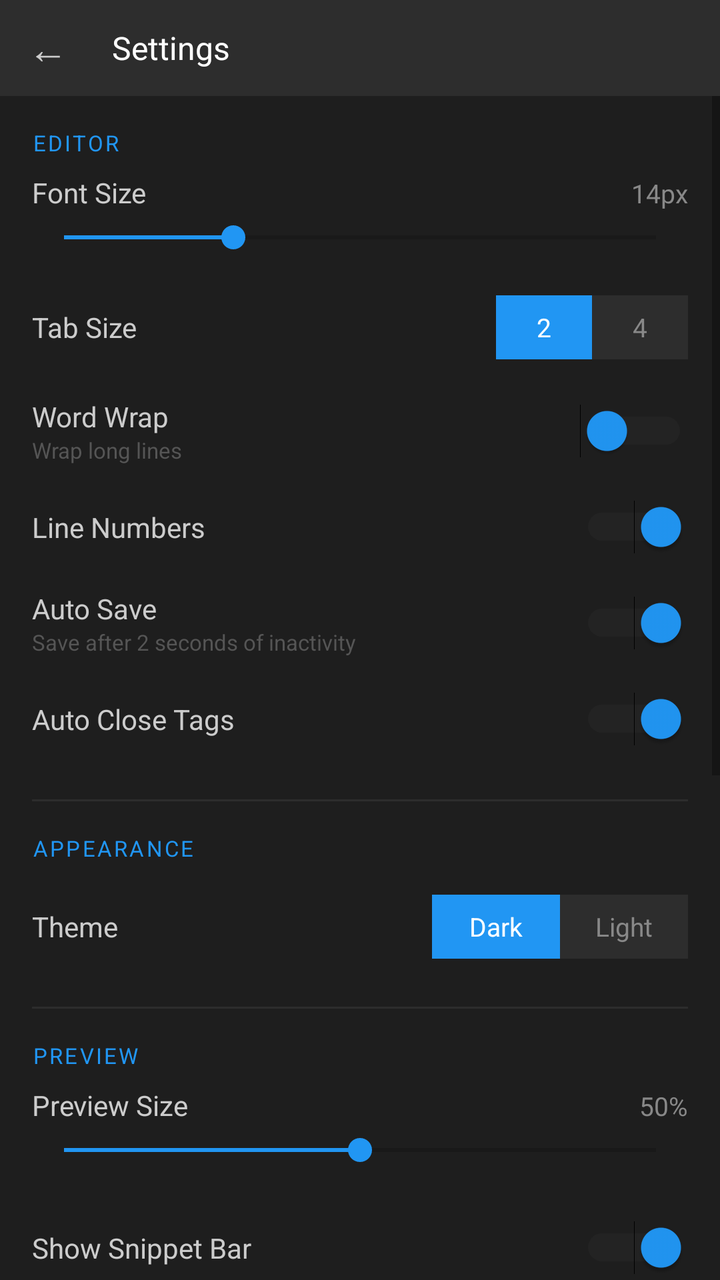
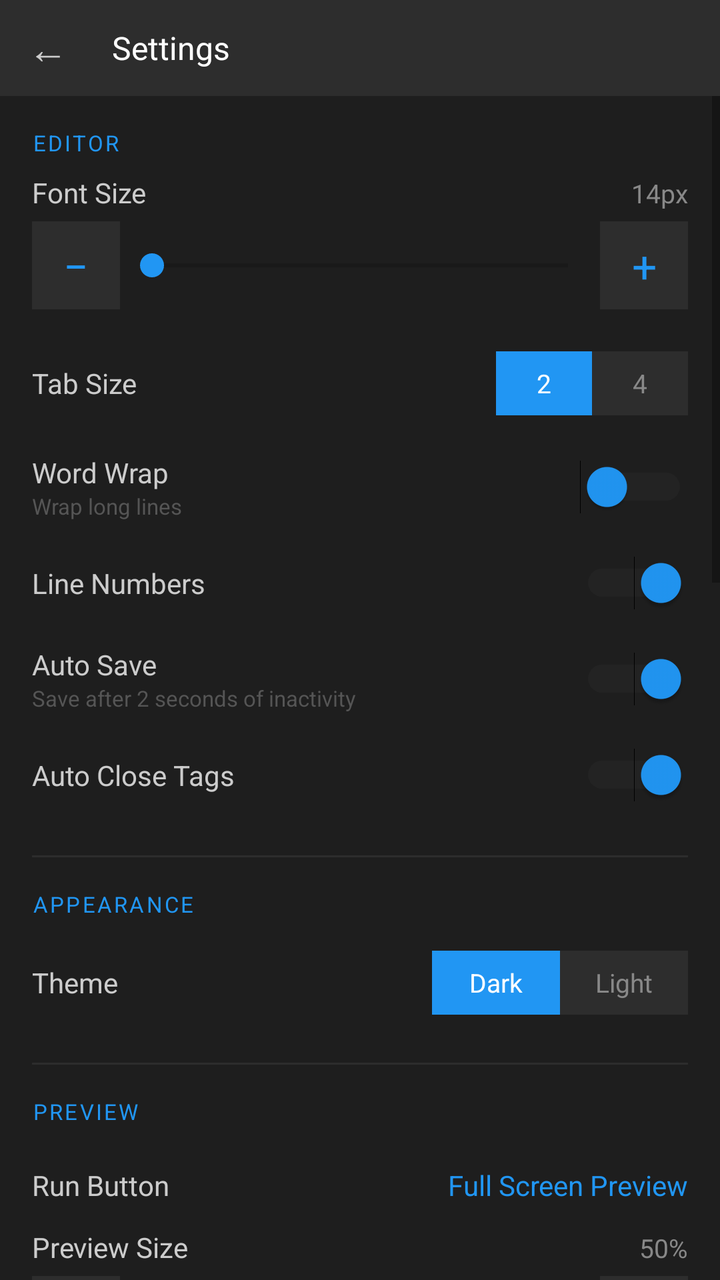

An Android layout rendered at two revisions. The XML below is the earlier revision; the diff shows what the commit changed to produce the second picture.
<!-- AndroidManifest.xml: application theme Theme.AppCompat.DayNight.NoActionBar -->
<!-- res/layout/activity_settings.xml -->
<?xml version="1.0" encoding="utf-8"?>
<LinearLayout
    xmlns:android="http://schemas.android.com/apk/res/android"
    android:layout_width="match_parent"
    android:layout_height="match_parent"
    android:orientation="vertical"
    android:background="#1E1E1E">

    
    <LinearLayout
        android:layout_width="match_parent"
        android:layout_height="48dp"
        android:background="#2D2D2D"
        android:orientation="horizontal"
        android:gravity="center_vertical">

        <TextView
            android:id="@+id/btnBack"
            android:layout_width="48dp"
            android:layout_height="match_parent"
            android:text="←"
            android:textColor="#CCCCCC"
            android:textSize="20sp"
            android:gravity="center"/>

        <TextView
            android:layout_width="0dp"
            android:layout_height="match_parent"
            android:layout_weight="1"
            android:text="Settings"
            android:textColor="#FFFFFF"
            android:textSize="16sp"
            android:gravity="center_vertical"
            android:paddingStart="8dp"/>

    </LinearLayout>

    <ScrollView
        android:layout_width="match_parent"
        android:layout_height="0dp"
        android:layout_weight="1">

        <LinearLayout
            android:layout_width="match_parent"
            android:layout_height="wrap_content"
            android:orientation="vertical"
            android:padding="16dp">

            
            <TextView
                android:layout_width="match_parent"
                android:layout_height="wrap_content"
                android:text="EDITOR"
                android:textColor="#2196F3"
                android:textSize="11sp"
                android:letterSpacing="0.1"
                android:paddingBottom="8dp"/>

            
            <LinearLayout
                android:layout_width="match_parent"
                android:layout_height="wrap_content"
                android:orientation="vertical"
                android:paddingBottom="16dp">

                <LinearLayout
                    android:layout_width="match_parent"
                    android:layout_height="wrap_content"
                    android:orientation="horizontal">

                    <TextView
                        android:layout_width="0dp"
                        android:layout_height="wrap_content"
                        android:layout_weight="1"
                        android:text="Font Size"
                        android:textColor="#CCCCCC"
                        android:textSize="14sp"/>

                    <TextView
                        android:id="@+id/fontSizeValue"
                        android:layout_width="wrap_content"
                        android:layout_height="wrap_content"
                        android:text="14px"
                        android:textColor="#888888"
                        android:textSize="13sp"/>

                </LinearLayout>

                <SeekBar
                    android:id="@+id/fontSizeSlider"
                    android:layout_width="match_parent"
                    android:layout_height="wrap_content"
                    android:min="10"
                    android:max="24"
                    android:progress="14"
                    android:progressTint="#2196F3"
                    android:thumbTint="#2196F3"
                    android:layout_marginTop="4dp"/>

            </LinearLayout>

            
            <LinearLayout
                android:layout_width="match_parent"
                android:layout_height="48dp"
                android:orientation="horizontal"
                android:gravity="center_vertical"
                android:paddingBottom="8dp">

                <TextView
                    android:layout_width="0dp"
                    android:layout_height="wrap_content"
                    android:layout_weight="1"
                    android:text="Tab Size"
                    android:textColor="#CCCCCC"
                    android:textSize="14sp"/>

                <LinearLayout
                    android:layout_width="wrap_content"
                    android:layout_height="32dp"
                    android:orientation="horizontal"
                    android:background="#2D2D2D">

                    <TextView
                        android:id="@+id/tabSize2"
                        android:layout_width="48dp"
                        android:layout_height="match_parent"
                        android:text="2"
                        android:gravity="center"
                        android:textColor="#FFFFFF"
                        android:textSize="13sp"
                        android:background="#2196F3"/>

                    <TextView
                        android:id="@+id/tabSize4"
                        android:layout_width="48dp"
                        android:layout_height="match_parent"
                        android:text="4"
                        android:gravity="center"
                        android:textColor="#888888"
                        android:textSize="13sp"/>

                </LinearLayout>

            </LinearLayout>

            
            <LinearLayout
                android:layout_width="match_parent"
                android:layout_height="48dp"
                android:orientation="horizontal"
                android:gravity="center_vertical">

                <LinearLayout
                    android:layout_width="0dp"
                    android:layout_height="wrap_content"
                    android:layout_weight="1"
                    android:orientation="vertical">

                    <TextView
                        android:layout_width="wrap_content"
                        android:layout_height="wrap_content"
                        android:text="Word Wrap"
                        android:textColor="#CCCCCC"
                        android:textSize="14sp"/>

                    <TextView
                        android:layout_width="wrap_content"
                        android:layout_height="wrap_content"
                        android:text="Wrap long lines"
                        android:textColor="#555555"
                        android:textSize="11sp"/>

                </LinearLayout>

                <Switch
                    android:id="@+id/wordWrapSwitch"
                    android:layout_width="wrap_content"
                    android:layout_height="wrap_content"
                    android:checked="false"
                    android:thumbTint="#2196F3"
                    android:trackTint="#333333"/>

            </LinearLayout>

            
            <LinearLayout
                android:layout_width="match_parent"
                android:layout_height="48dp"
                android:orientation="horizontal"
                android:gravity="center_vertical">

                <TextView
                    android:layout_width="0dp"
                    android:layout_height="wrap_content"
                    android:layout_weight="1"
                    android:text="Line Numbers"
                    android:textColor="#CCCCCC"
                    android:textSize="14sp"/>

                <Switch
                    android:id="@+id/lineNumbersSwitch"
                    android:layout_width="wrap_content"
                    android:layout_height="wrap_content"
                    android:checked="true"
                    android:thumbTint="#2196F3"
                    android:trackTint="#333333"/>

            </LinearLayout>

            
            <LinearLayout
                android:layout_width="match_parent"
                android:layout_height="48dp"
                android:orientation="horizontal"
                android:gravity="center_vertical">

                <LinearLayout
                    android:layout_width="0dp"
                    android:layout_height="wrap_content"
                    android:layout_weight="1"
                    android:orientation="vertical">

                    <TextView
                        android:layout_width="wrap_content"
                        android:layout_height="wrap_content"
                        android:text="Auto Save"
                        android:textColor="#CCCCCC"
                        android:textSize="14sp"/>

                    <TextView
                        android:layout_width="wrap_content"
                        android:layout_height="wrap_content"
                        android:text="Save after 2 seconds of inactivity"
                        android:textColor="#555555"
                        android:textSize="11sp"/>

                </LinearLayout>

                <Switch
                    android:id="@+id/autoSaveSwitch"
                    android:layout_width="wrap_content"
                    android:layout_height="wrap_content"
                    android:checked="true"
                    android:thumbTint="#2196F3"
                    android:trackTint="#333333"/>

            </LinearLayout>

            
            <LinearLayout
                android:layout_width="match_parent"
                android:layout_height="48dp"
                android:orientation="horizontal"
                android:gravity="center_vertical">

                <TextView
                    android:layout_width="0dp"
                    android:layout_height="wrap_content"
                    android:layout_weight="1"
                    android:text="Auto Close Tags"
                    android:textColor="#CCCCCC"
                    android:textSize="14sp"/>

                <Switch
                    android:id="@+id/autoCloseSwitch"
                    android:layout_width="wrap_content"
                    android:layout_height="wrap_content"
                    android:checked="true"
                    android:thumbTint="#2196F3"
                    android:trackTint="#333333"/>

            </LinearLayout>

            
            <View
                android:layout_width="match_parent"
                android:layout_height="1dp"
                android:background="#2D2D2D"
                android:layout_marginTop="16dp"
                android:layout_marginBottom="16dp"/>

            
            <TextView
                android:layout_width="match_parent"
                android:layout_height="wrap_content"
                android:text="APPEARANCE"
                android:textColor="#2196F3"
                android:textSize="11sp"
                android:letterSpacing="0.1"
                android:paddingBottom="8dp"/>

            
            <LinearLayout
                android:layout_width="match_parent"
                android:layout_height="48dp"
                android:orientation="horizontal"
                android:gravity="center_vertical">

                <TextView
                    android:layout_width="0dp"
                    android:layout_height="wrap_content"
                    android:layout_weight="1"
                    android:text="Theme"
                    android:textColor="#CCCCCC"
                    android:textSize="14sp"/>

                <LinearLayout
                    android:layout_width="wrap_content"
                    android:layout_height="32dp"
                    android:orientation="horizontal"
                    android:background="#2D2D2D">

                    <TextView
                        android:id="@+id/themeDark"
                        android:layout_width="64dp"
                        android:layout_height="match_parent"
                        android:text="Dark"
                        android:gravity="center"
                        android:textColor="#FFFFFF"
                        android:textSize="13sp"
                        android:background="#2196F3"/>

                    <TextView
                        android:id="@+id/themeLight"
                        android:layout_width="64dp"
                        android:layout_height="match_parent"
                        android:text="Light"
                        android:gravity="center"
                        android:textColor="#888888"
                        android:textSize="13sp"/>

                </LinearLayout>

            </LinearLayout>

            
            <View
                android:layout_width="match_parent"
                android:layout_height="1dp"
                android:background="#2D2D2D"
                android:layout_marginTop="16dp"
                android:layout_marginBottom="16dp"/>

            
            <TextView
                android:layout_width="match_parent"
                android:layout_height="wrap_content"
                android:text="PREVIEW"
                android:textColor="#2196F3"
                android:textSize="11sp"
                android:letterSpacing="0.1"
                android:paddingBottom="8dp"/>

            
            <LinearLayout
                android:layout_width="match_parent"
                android:layout_height="wrap_content"
                android:orientation="vertical"
                android:paddingBottom="16dp">

                <LinearLayout
                    android:layout_width="match_parent"
                    android:layout_height="wrap_content"
                    android:orientation="horizontal">

                    <TextView
                        android:layout_width="0dp"
                        android:layout_height="wrap_content"
                        android:layout_weight="1"
                        android:text="Preview Size"
                        android:textColor="#CCCCCC"
                        android:textSize="14sp"/>

                    <TextView
                        android:id="@+id/previewSizeValue"
                        android:layout_width="wrap_content"
                        android:layout_height="wrap_content"
                        android:text="50%"
                        android:textColor="#888888"
                        android:textSize="13sp"/>

                </LinearLayout>

                <SeekBar
                    android:id="@+id/previewSizeSlider"
                    android:layout_width="match_parent"
                    android:layout_height="wrap_content"
                    android:min="25"
                    android:max="75"
                    android:progress="50"
                    android:progressTint="#2196F3"
                    android:thumbTint="#2196F3"
                    android:layout_marginTop="4dp"/>

            </LinearLayout>

            
            <LinearLayout
                android:layout_width="match_parent"
                android:layout_height="48dp"
                android:orientation="horizontal"
                android:gravity="center_vertical">

                <TextView
                    android:layout_width="0dp"
                    android:layout_height="wrap_content"
                    android:layout_weight="1"
                    android:text="Show Snippet Bar"
                    android:textColor="#CCCCCC"
                    android:textSize="14sp"/>

                <Switch
                    android:id="@+id/snippetBarSwitch"
                    android:layout_width="wrap_content"
                    android:layout_height="wrap_content"
                    android:checked="true"
                    android:thumbTint="#2196F3"
                    android:trackTint="#333333"/>

            </LinearLayout>

            
            <View
                android:layout_width="match_parent"
                android:layout_height="1dp"
                android:background="#2D2D2D"
                android:layout_marginTop="16dp"
                android:layout_marginBottom="16dp"/>

            
            <TextView
                android:layout_width="match_parent"
                android:layout_height="wrap_content"
                android:text="GIT"
                android:textColor="#2196F3"
                android:textSize="11sp"
                android:letterSpacing="0.1"
                android:paddingBottom="8dp"/>

            <android.widget.EditText
                android:id="@+id/gitUsername"
                android:layout_width="match_parent"
                android:layout_height="48dp"
                android:hint="Username"
                android:textColorHint="#555555"
                android:textColor="#CCCCCC"
                android:background="#2D2D2D"
                android:paddingStart="12dp"
                android:textSize="14sp"
                android:layout_marginBottom="8dp"/>

            <android.widget.EditText
                android:id="@+id/gitEmail"
                android:layout_width="match_parent"
                android:layout_height="48dp"
                android:hint="Email"
                android:textColorHint="#555555"
                android:textColor="#CCCCCC"
                android:background="#2D2D2D"
                android:paddingStart="12dp"
                android:textSize="14sp"
                android:inputType="textEmailAddress"
                android:layout_marginBottom="8dp"/>

            <android.widget.EditText
                android:id="@+id/gitToken"
                android:layout_width="match_parent"
                android:layout_height="48dp"
                android:hint="Personal Access Token"
                android:textColorHint="#555555"
                android:textColor="#CCCCCC"
                android:background="#2D2D2D"
                android:paddingStart="12dp"
                android:textSize="14sp"
                android:inputType="textPassword"
                android:layout_marginBottom="16dp"/>

            
            <View
                android:layout_width="match_parent"
                android:layout_height="1dp"
                android:background="#2D2D2D"
                android:layout_marginBottom="16dp"/>

            
            <TextView
                android:layout_width="match_parent"
                android:layout_height="wrap_content"
                android:text="ABOUT"
                android:textColor="#2196F3"
                android:textSize="11sp"
                android:letterSpacing="0.1"
                android:paddingBottom="8dp"/>

            <TextView
                android:layout_width="match_parent"
                android:layout_height="48dp"
                android:text="Version 1.0"
                android:textColor="#CCCCCC"
                android:textSize="14sp"
                android:gravity="center_vertical"/>

            <TextView
                android:id="@+id/btnGithub"
                android:layout_width="match_parent"
                android:layout_height="48dp"
                android:text="GitHub — Ramsfield30/rams-editor"
                android:textColor="#2196F3"
                android:textSize="14sp"
                android:gravity="center_vertical"/>

            <TextView
                android:id="@+id/btnShare"
                android:layout_width="match_parent"
                android:layout_height="48dp"
                android:text="Share App"
                android:textColor="#CCCCCC"
                android:textSize="14sp"
                android:gravity="center_vertical"/>

        </LinearLayout>

    </ScrollView>

</LinearLayout>
<!-- resources referenced by this layout -->
<resources>

</resources>

<!-- the commit's change to res/layout/activity_settings.xml (unified diff, before → after) -->
@@ -86,16 +86,43 @@
 
                 </LinearLayout>
 
-                <SeekBar
-                    android:id="@+id/fontSizeSlider"
+                <LinearLayout
                     android:layout_width="match_parent"
                     android:layout_height="wrap_content"
-                    android:min="10"
-                    android:max="24"
-                    android:progress="14"
-                    android:progressTint="#2196F3"
-                    android:thumbTint="#2196F3"
-                    android:layout_marginTop="4dp"/>
+                    android:orientation="horizontal"
+                    android:gravity="center_vertical"
+                    android:layout_marginTop="4dp">
+
+                    <TextView
+                        android:id="@+id/fontSizeMinus"
+                        android:layout_width="44dp"
+                        android:layout_height="44dp"
+                        android:background="#2D2D2D"
+                        android:gravity="center"
+                        android:text="−"
+                        android:textColor="#2196F3"
+                        android:textSize="22sp"/>
+
+                    <SeekBar
+                        android:id="@+id/fontSizeSlider"
+                        android:layout_width="0dp"
+                        android:layout_height="wrap_content"
+                        android:layout_weight="1"
+                        android:paddingTop="14dp"
+                        android:paddingBottom="14dp"
+                        android:progressTint="#2196F3"
+                        android:thumbTint="#2196F3"/>
+
+                    <TextView
+                        android:id="@+id/fontSizePlus"
+                        android:layout_width="44dp"
+                        android:layout_height="44dp"
+                        android:background="#2D2D2D"
+                        android:gravity="center"
+                        android:text="+"
+                        android:textColor="#2196F3"
+                        android:textSize="22sp"/>
+                </LinearLayout>
 
             </LinearLayout>
 
@@ -354,6 +381,36 @@
 
             
             <LinearLayout
+                android:id="@+id/runActionRow"
+                android:layout_width="match_parent"
+                android:layout_height="wrap_content"
+                android:orientation="horizontal"
+                android:gravity="center_vertical"
+                android:paddingTop="12dp"
+                android:paddingBottom="12dp"
+                android:background="?android:attr/selectableItemBackground"
+                android:clickable="true"
+                android:focusable="true">
+
+                <TextView
+                    android:layout_width="0dp"
+                    android:layout_height="wrap_content"
+                    android:layout_weight="1"
+                    android:text="Run Button"
+                    android:textColor="#CCCCCC"
+                    android:textSize="14sp"/>
+
+                <TextView
+                    android:id="@+id/runActionValue"
+                    android:layout_width="wrap_content"
+                    android:layout_height="wrap_content"
+                    android:text="Full Screen Preview"
+                    android:textColor="#2196F3"
+                    android:textSize="14sp"/>
+            </LinearLayout>
+
+            
+            <LinearLayout
                 android:layout_width="match_parent"
                 android:layout_height="wrap_content"
                 android:orientation="vertical"
@@ -382,15 +439,70 @@
 
                 </LinearLayout>
 
-                <SeekBar
-                    android:id="@+id/previewSizeSlider"
+                <LinearLayout
                     android:layout_width="match_parent"
                     android:layout_height="wrap_content"
-                    android:min="25"
-                    android:max="75"
-                    android:progress="50"
-                    android:progressTint="#2196F3"
-                    android:thumbTint="#2196F3"
+                    android:orientation="horizontal"
+                    android:gravity="center_vertical"
+                    android:layout_marginTop="4dp">
+
+                    <TextView
+                        android:id="@+id/previewSizeMinus"
+                        android:layout_width="44dp"
+                        android:layout_height="44dp"
+                        android:background="#2D2D2D"
+                        android:gravity="center"
+                        android:text="−"
+                        android:textColor="#2196F3"
+                        android:textSize="22sp"/>
+
+                    <SeekBar
+                        android:id="@+id/previewSizeSlider"
+                        android:layout_width="0dp"
+                        android:layout_height="wrap_content"
+                        android:layout_weight="1"
+                        android:paddingTop="14dp"
+                        android:paddingBottom="14dp"
+                        android:progressTint="#2196F3"
+                        android:thumbTint="#2196F3"/>
+
+                    <TextView
+                        android:id="@+id/previewSizePlus"
+                        android:layout_width="44dp"
+                        android:layout_height="44dp"
+                        android:background="#2D2D2D"
+                        android:gravity="center"
+                        android:text="+"
+                        android:textColor="#2196F3"
+                        android:textSize="22sp"/>
+                </LinearLayout>
+
+                <FrameLayout
+                    android:id="@+id/previewMapScreen"
+                    android:layout_width="140dp"
+                    android:layout_height="280dp"
+                    android:layout_gravity="center_horizontal"
+                    android:layout_marginTop="12dp"
+                    android:background="#111111">
+
+                    <TextView
+                        android:id="@+id/previewMapBox"
+                        android:layout_width="70dp"
+                        android:layout_height="100dp"
+                        android:background="#662196F3"
+                        android:gravity="center"
+                        android:text="Preview"
+                        android:textColor="#FFFFFF"
+                        android:textSize="10sp"/>
+                </FrameLayout>
+
+                <TextView
+                    android:layout_width="match_parent"
+                    android:layout_height="wrap_content"
+                    android:gravity="center"
+                    android:text="Shown to scale on your screen"
+                    android:textColor="#888888"
+                    android:textSize="11sp"
                     android:layout_marginTop="4dp"/>
 
             </LinearLayout>
